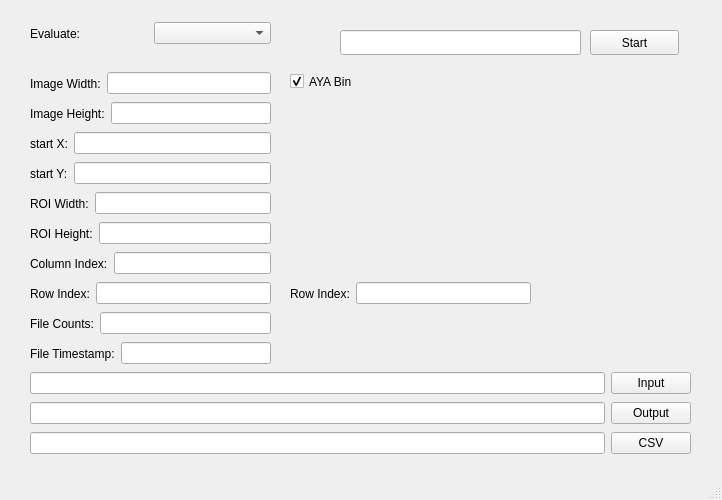
Before: the Qt Designer form Python/raw/GUI/Sample001/untitled.ui in dinoliang/SampleCode, drawn with Qt 5.
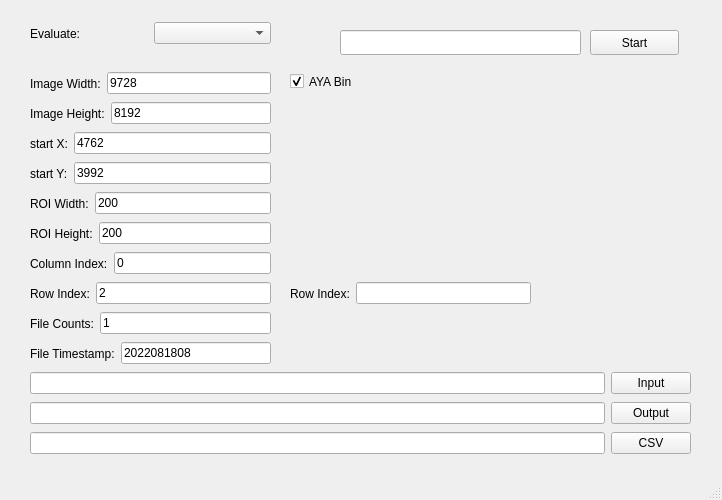
After: the same form once the commit is applied.

Diff of the .ui file:
```diff
--- a/Python/raw/GUI/Sample001/untitled.ui
+++ b/Python/raw/GUI/Sample001/untitled.ui
@@ -45,7 +45,11 @@
       </widget>
      </item>
      <item>
-      <widget class="QLineEdit" name="lineEdit_Width"/>
+      <widget class="QLineEdit" name="lineEdit_Width">
+       <property name="text">
+        <string>9728</string>
+       </property>
+      </widget>
      </item>
     </layout>
    </widget>
@@ -67,7 +71,11 @@
       </widget>
      </item>
      <item>
-      <widget class="QLineEdit" name="lineEdit_Height"/>
+      <widget class="QLineEdit" name="lineEdit_Height">
+       <property name="text">
+        <string>8192</string>
+       </property>
+      </widget>
      </item>
     </layout>
    </widget>
@@ -89,7 +97,11 @@
       </widget>
      </item>
      <item>
-      <widget class="QLineEdit" name="lineEdit_X"/>
+      <widget class="QLineEdit" name="lineEdit_X">
+       <property name="text">
+        <string>4762</string>
+       </property>
+      </widget>
      </item>
     </layout>
    </widget>
@@ -111,7 +123,11 @@
       </widget>
      </item>
      <item>
-      <widget class="QLineEdit" name="lineEdit_Y"/>
+      <widget class="QLineEdit" name="lineEdit_Y">
+       <property name="text">
+        <string>3992</string>
+       </property>
+      </widget>
      </item>
     </layout>
    </widget>
@@ -133,7 +149,11 @@
       </widget>
      </item>
      <item>
-      <widget class="QLineEdit" name="lineEdit_ROIHeight"/>
+      <widget class="QLineEdit" name="lineEdit_ROIHeight">
+       <property name="text">
+        <string>200</string>
+       </property>
+      </widget>
      </item>
     </layout>
    </widget>
@@ -155,7 +175,11 @@
       </widget>
      </item>
      <item>
-      <widget class="QLineEdit" name="lineEdit_ROIWidth"/>
+      <widget class="QLineEdit" name="lineEdit_ROIWidth">
+       <property name="text">
+        <string>200</string>
+       </property>
+      </widget>
      </item>
     </layout>
    </widget>
@@ -177,7 +201,11 @@
       </widget>
      </item>
      <item>
-      <widget class="QLineEdit" name="lineEdit_ColumnIndex"/>
+      <widget class="QLineEdit" name="lineEdit_ColumnIndex">
+       <property name="text">
+        <string>0</string>
+       </property>
+      </widget>
      </item>
     </layout>
    </widget>
@@ -199,7 +227,11 @@
       </widget>
      </item>
      <item>
-      <widget class="QLineEdit" name="lineEdit_RowIndex"/>
+      <widget class="QLineEdit" name="lineEdit_RowIndex">
+       <property name="text">
+        <string>2</string>
+       </property>
+      </widget>
      </item>
     </layout>
    </widget>
@@ -221,7 +253,11 @@
       </widget>
      </item>
      <item>
-      <widget class="QLineEdit" name="lineEdit_FileCounts"/>
+      <widget class="QLineEdit" name="lineEdit_FileCounts">
+       <property name="text">
+        <string>1</string>
+       </property>
+      </widget>
      </item>
     </layout>
    </widget>
@@ -243,7 +279,11 @@
       </widget>
      </item>
      <item>
-      <widget class="QLineEdit" name="lineEdit_FileTimestamp"/>
+      <widget class="QLineEdit" name="lineEdit_FileTimestamp">
+       <property name="text">
+        <string>2022081808</string>
+       </property>
+      </widget>
      </item>
     </layout>
    </widget>
```
